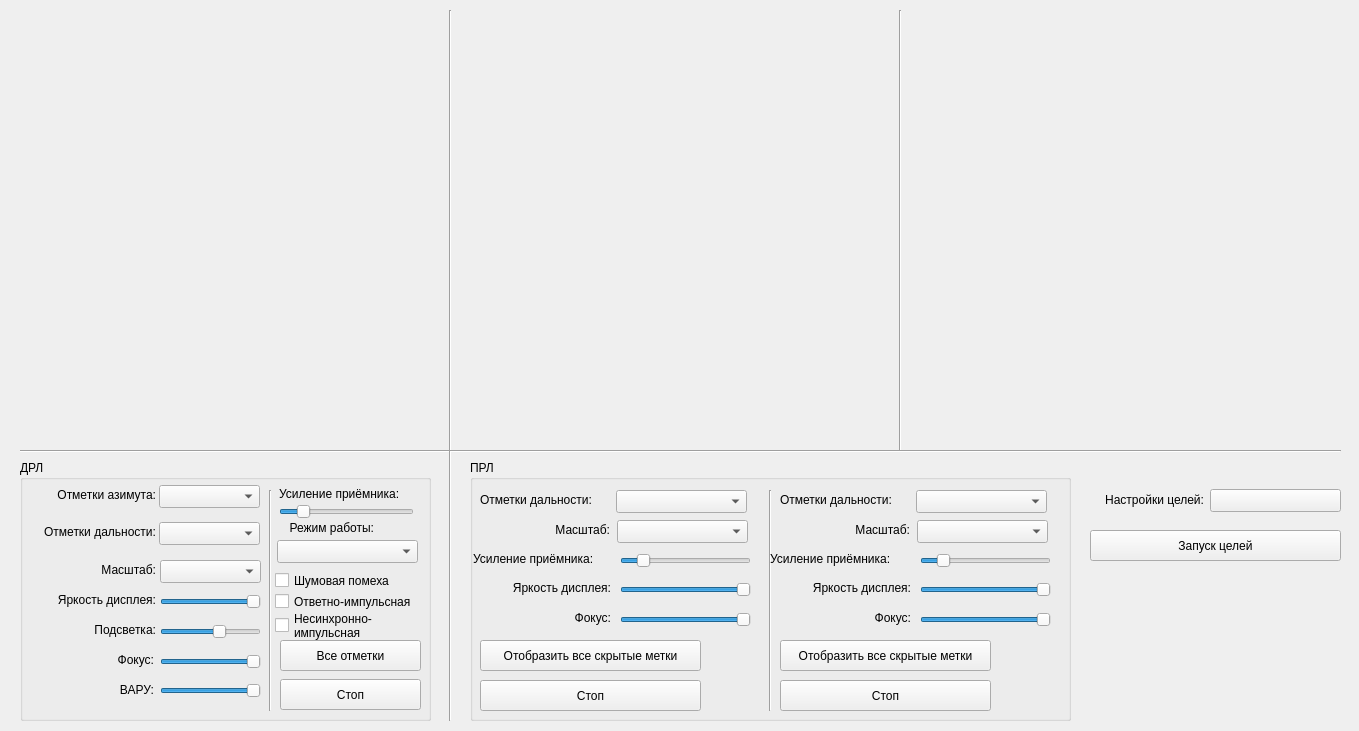
The window that rspindicators.ui (oln0ry/IKO) describes before a commit, drawn with Qt 5.
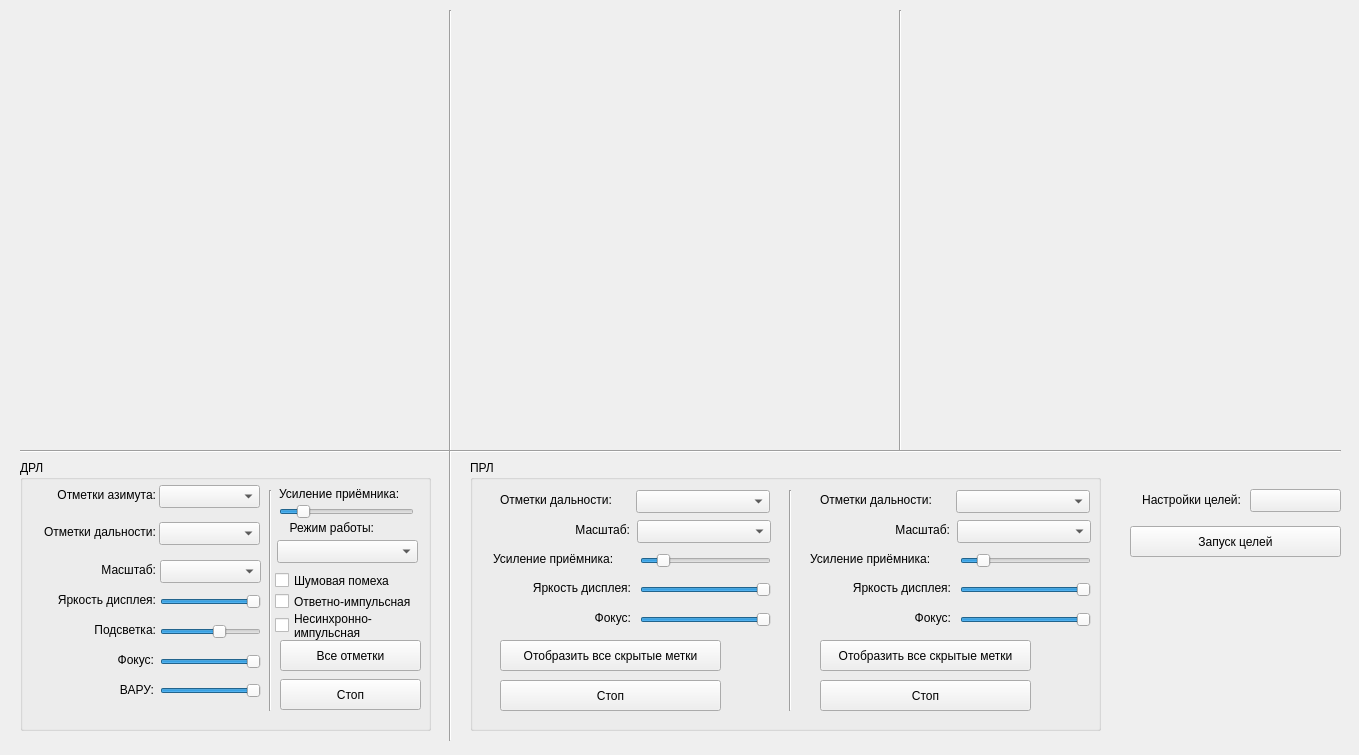
The same window after the commit. Custom widgets are drawn as their Qt base class.

The edit to the form file:
```diff
--- a/rspindicators.ui
+++ b/rspindicators.ui
@@ -7,7 +7,7 @@
     <x>0</x>
     <y>0</y>
     <width>1359</width>
-    <height>731</height>
+    <height>755</height>
    </rect>
   </property>
   <property name="windowTitle">
@@ -18,8 +18,8 @@
     <rect>
      <x>20</x>
      <y>10</y>
-     <width>411</width>
-     <height>431</height>
+     <width>410</width>
+     <height>410</height>
     </rect>
    </property>
   </widget>
@@ -28,8 +28,8 @@
     <rect>
      <x>470</x>
      <y>10</y>
-     <width>411</width>
-     <height>431</height>
+     <width>410</width>
+     <height>410</height>
     </rect>
    </property>
   </widget>
@@ -38,8 +38,8 @@
     <rect>
      <x>930</x>
      <y>10</y>
-     <width>411</width>
-     <height>431</height>
+     <width>410</width>
+     <height>410</height>
     </rect>
    </property>
   </widget>
@@ -88,7 +88,7 @@
      <x>442</x>
      <y>450</y>
      <width>16</width>
-     <height>271</height>
+     <height>291</height>
     </rect>
    </property>
    <property name="orientation">
@@ -101,7 +101,7 @@
      <x>20</x>
      <y>460</y>
      <width>411</width>
-     <height>261</height>
+     <height>271</height>
     </rect>
    </property>
    <property name="title">
@@ -516,8 +516,8 @@
     <rect>
      <x>470</x>
      <y>460</y>
-     <width>601</width>
-     <height>261</height>
+     <width>631</width>
+     <height>271</height>
     </rect>
    </property>
    <property name="title">
@@ -526,7 +526,7 @@
    <widget class="QSlider" name="ChangeTrashIntensityEquiangular">
     <property name="geometry">
      <rect>
-      <x>150</x>
+      <x>170</x>
       <y>91</y>
       <width>131</width>
       <height>20</height>
@@ -551,7 +551,7 @@
    <widget class="QSlider" name="ChangeIndicatorFocusEquiangular">
     <property name="geometry">
      <rect>
-      <x>150</x>
+      <x>170</x>
       <y>150</y>
       <width>131</width>
       <height>20</height>
@@ -576,7 +576,7 @@
    <widget class="QLabel" name="LabelBrightnessEquiangular">
     <property name="geometry">
      <rect>
-      <x>30</x>
+      <x>50</x>
       <y>118</y>
       <width>111</width>
       <height>20</height>
@@ -592,9 +592,9 @@
    <widget class="QComboBox" name="SelectScaleEquiangular">
     <property name="geometry">
      <rect>
-      <x>147</x>
+      <x>167</x>
       <y>60</y>
-      <width>131</width>
+      <width>134</width>
       <height>23</height>
      </rect>
     </property>
@@ -605,7 +605,7 @@
    <widget class="QLabel" name="LabelFocusEquiangular">
     <property name="geometry">
      <rect>
-      <x>90</x>
+      <x>110</x>
       <y>148</y>
       <width>51</width>
       <height>20</height>
@@ -621,7 +621,7 @@
    <widget class="QPushButton" name="ChangeViewStateAllEquiangular">
     <property name="geometry">
      <rect>
-      <x>10</x>
+      <x>30</x>
       <y>180</y>
       <width>221</width>
       <height>31</height>
@@ -637,7 +637,7 @@
    <widget class="QSlider" name="ChangeIndicatorBrightnessEquiangular">
     <property name="geometry">
      <rect>
-      <x>150</x>
+      <x>170</x>
       <y>120</y>
       <width>131</width>
       <height>20</height>
@@ -662,9 +662,9 @@
    <widget class="QComboBox" name="SelectRangeMarksEquiangular">
     <property name="geometry">
      <rect>
-      <x>146</x>
+      <x>166</x>
       <y>30</y>
-      <width>131</width>
+      <width>134</width>
       <height>23</height>
      </rect>
     </property>
@@ -675,7 +675,7 @@
    <widget class="QLabel" name="LabelRangeMarksEquiangular">
     <property name="geometry">
      <rect>
-      <x>10</x>
+      <x>30</x>
       <y>32</y>
       <width>131</width>
       <height>16</height>
@@ -688,7 +688,7 @@
    <widget class="QPushButton" name="ChangeLocatorStateEquiangular">
     <property name="geometry">
      <rect>
-      <x>10</x>
+      <x>30</x>
       <y>220</y>
       <width>221</width>
       <height>31</height>
@@ -704,7 +704,7 @@
    <widget class="QLabel" name="LabelScaleEquiangular">
     <property name="geometry">
      <rect>
-      <x>79</x>
+      <x>99</x>
       <y>60</y>
       <width>61</width>
       <height>20</height>
@@ -720,7 +720,7 @@
    <widget class="QLabel" name="LabelTrashIntensityEquiangular">
     <property name="geometry">
      <rect>
-      <x>3</x>
+      <x>23</x>
       <y>89</y>
       <width>141</width>
       <height>20</height>
@@ -733,7 +733,7 @@
    <widget class="Line" name="line_6">
     <property name="geometry">
      <rect>
-      <x>290</x>
+      <x>310</x>
       <y>30</y>
       <width>21</width>
       <height>221</height>
@@ -746,7 +746,7 @@
    <widget class="QPushButton" name="ChangeLocatorStateRightTriangle">
     <property name="geometry">
      <rect>
-      <x>310</x>
+      <x>350</x>
       <y>220</y>
       <width>211</width>
       <height>31</height>
@@ -762,7 +762,7 @@
    <widget class="QSlider" name="ChangeIndicatorFocusRightTriangle">
     <property name="geometry">
      <rect>
-      <x>450</x>
+      <x>490</x>
       <y>150</y>
       <width>131</width>
       <height>20</height>
@@ -787,7 +787,7 @@
    <widget class="QLabel" name="LabelRangeMarksRightTriangle">
     <property name="geometry">
      <rect>
-      <x>310</x>
+      <x>350</x>
       <y>32</y>
       <width>131</width>
       <height>16</height>
@@ -800,7 +800,7 @@
    <widget class="QSlider" name="ChangeTrashIntensityRightTriangle">
     <property name="geometry">
      <rect>
-      <x>450</x>
+      <x>490</x>
       <y>91</y>
       <width>131</width>
       <height>20</height>
@@ -825,9 +825,9 @@
    <widget class="QComboBox" name="SelectScaleRightTriangle">
     <property name="geometry">
      <rect>
-      <x>447</x>
+      <x>487</x>
       <y>60</y>
-      <width>131</width>
+      <width>134</width>
       <height>23</height>
      </rect>
     </property>
@@ -838,7 +838,7 @@
    <widget class="QLabel" name="LabelBrightnessRightTriangle">
     <property name="geometry">
      <rect>
-      <x>330</x>
+      <x>370</x>
       <y>118</y>
       <width>111</width>
       <height>20</height>
@@ -854,7 +854,7 @@
    <widget class="QPushButton" name="ChangeViewStateAllRightTriangle">
     <property name="geometry">
      <rect>
-      <x>310</x>
+      <x>350</x>
       <y>180</y>
       <width>211</width>
       <height>31</height>
@@ -870,7 +870,7 @@
    <widget class="QSlider" name="ChangeIndicatorBrightnessRightTriangle">
     <property name="geometry">
      <rect>
-      <x>450</x>
+      <x>490</x>
       <y>120</y>
       <width>131</width>
       <height>20</height>
@@ -895,7 +895,7 @@
    <widget class="QLabel" name="LabelScaleRightTriangle">
     <property name="geometry">
      <rect>
-      <x>379</x>
+      <x>419</x>
       <y>60</y>
       <width>61</width>
       <height>20</height>
@@ -911,9 +911,9 @@
    <widget class="QComboBox" name="SelectRangeMarksRightTriangle">
     <property name="geometry">
      <rect>
-      <x>446</x>
+      <x>486</x>
       <y>30</y>
-      <width>131</width>
+      <width>134</width>
       <height>23</height>
      </rect>
     </property>
@@ -924,7 +924,7 @@
    <widget class="QLabel" name="LabelTrashIntensityRightTriangle">
     <property name="geometry">
      <rect>
-      <x>300</x>
+      <x>340</x>
       <y>89</y>
       <width>141</width>
       <height>20</height>
@@ -937,7 +937,7 @@
    <widget class="QLabel" name="LabelFocusRightTriangle">
     <property name="geometry">
      <rect>
-      <x>390</x>
+      <x>430</x>
       <y>148</y>
       <width>51</width>
       <height>20</height>
@@ -954,9 +954,9 @@
   <widget class="QPushButton" name="ButtonTargetsSettings">
    <property name="geometry">
     <rect>
-     <x>1210</x>
+     <x>1250</x>
      <y>489</y>
-     <width>131</width>
+     <width>91</width>
      <height>23</height>
     </rect>
    </property>
@@ -970,7 +970,7 @@
   <widget class="QLabel" name="LabelTargetsSettings">
    <property name="geometry">
     <rect>
-     <x>1083</x>
+     <x>1120</x>
      <y>490</y>
      <width>121</width>
      <height>20</height>
@@ -986,9 +986,9 @@
   <widget class="QPushButton" name="ChangeTargetsState">
    <property name="geometry">
     <rect>
-     <x>1090</x>
-     <y>530</y>
-     <width>251</width>
+     <x>1130</x>
+     <y>526</y>
+     <width>211</width>
      <height>31</height>
     </rect>
    </property>
```
